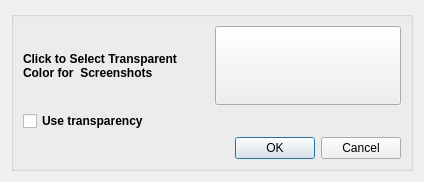
First picture: the form in FalconBoard/screenshotTransparency.ui, repository solyoma/FalconBoard, before the edit.
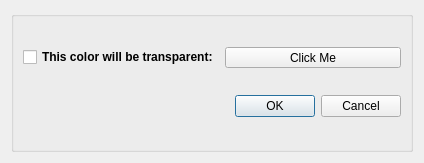
Second picture: the form after the edit.

Patch:
```diff
--- a/FalconBoard/screenshotTransparency.ui
+++ b/FalconBoard/screenshotTransparency.ui
@@ -7,7 +7,7 @@
     <x>0</x>
     <y>0</y>
     <width>424</width>
-    <height>182</height>
+    <height>163</height>
    </rect>
   </property>
   <property name="windowTitle">
@@ -20,28 +20,6 @@
       <string/>
      </property>
      <layout class="QGridLayout" name="gridLayout">
-      <item row="0" column="0">
-       <widget class="QLabel" name="label">
-        <property name="sizePolicy">
-         <sizepolicy hsizetype="Preferred" vsizetype="Preferred">
-          <horstretch>1</horstretch>
-          <verstretch>0</verstretch>
-         </sizepolicy>
-        </property>
-        <property name="font">
-         <font>
-          <weight>75</weight>
-          <bold>true</bold>
-         </font>
-        </property>
-        <property name="text">
-         <string>Click to Select Transparent Color for  Screenshots</string>
-        </property>
-        <property name="wordWrap">
-         <bool>true</bool>
-        </property>
-       </widget>
-      </item>
       <item row="0" column="1">
        <widget class="QToolButton" name="btnColor">
         <property name="sizePolicy">
@@ -54,11 +32,11 @@
          <cursorShape>PointingHandCursor</cursorShape>
         </property>
         <property name="text">
-         <string/>
+         <string>Click Me</string>
         </property>
        </widget>
       </item>
-      <item row="1" column="0">
+      <item row="0" column="0">
        <widget class="QCheckBox" name="chkUse">
         <property name="font">
          <font>
@@ -67,7 +45,7 @@
          </font>
         </property>
         <property name="text">
-         <string>Use transparency</string>
+         <string>This color will be transparent:</string>
         </property>
        </widget>
       </item>
```
Left out of the diff: 32 changed lines with no effect on the pictures.
